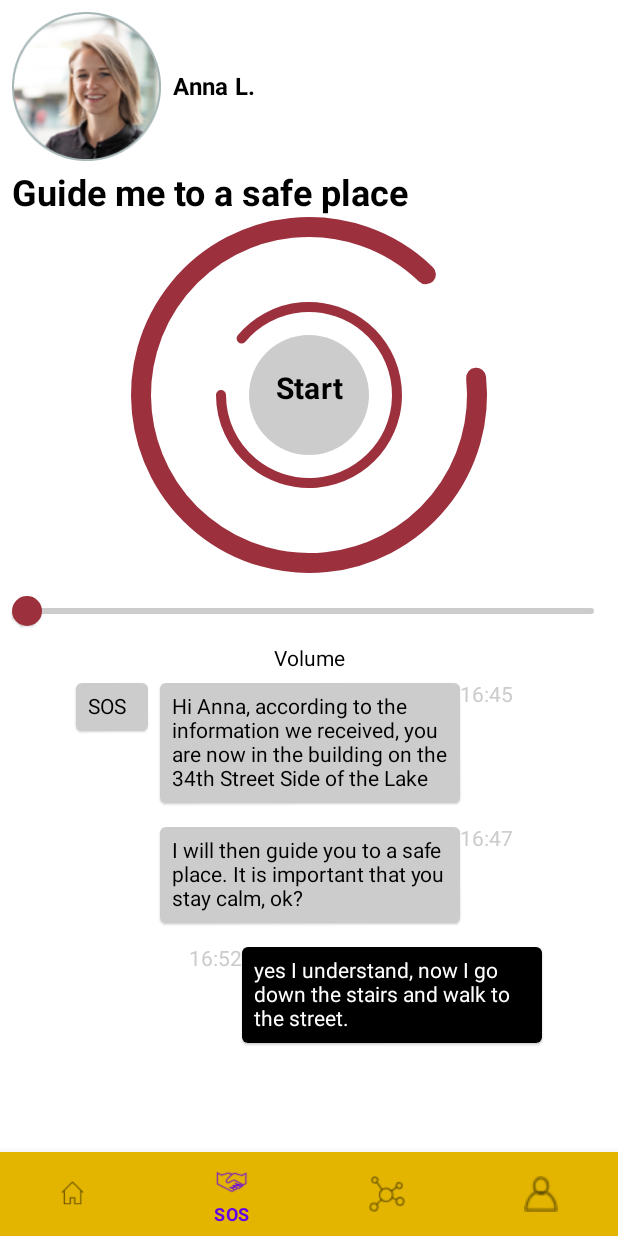
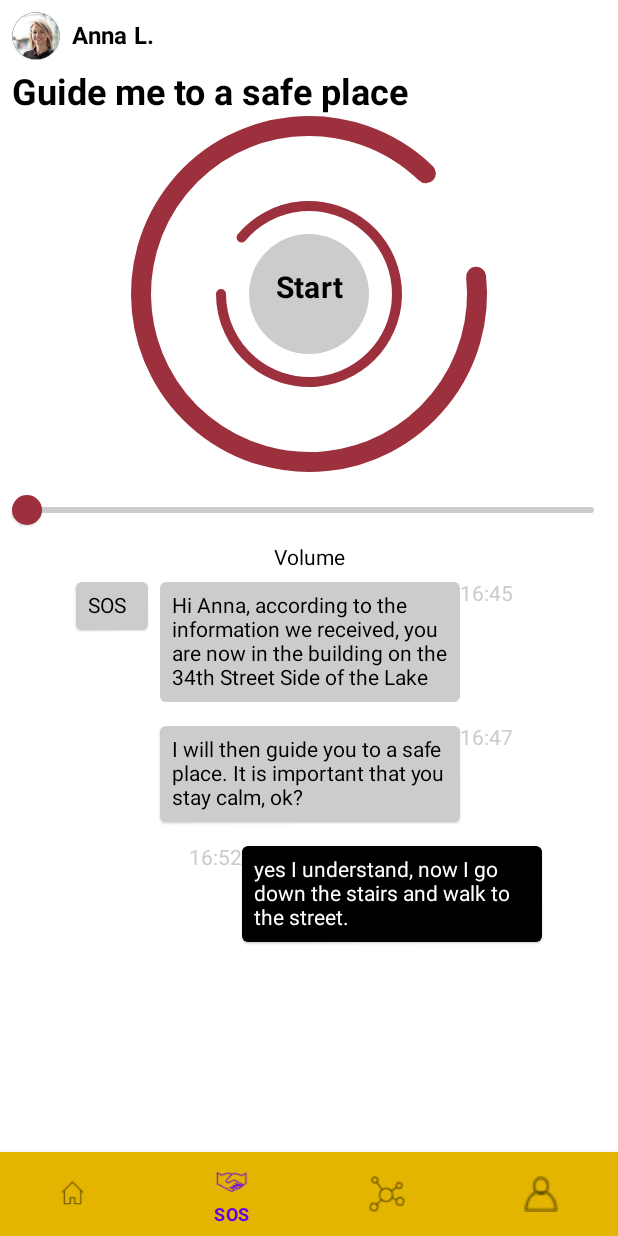
Before and after one commit to starsep/floodbusters, an Android app built with Jetpack Compose: the GuidanceFragment screen opened through its navigation route, on a phone screen of 412 x 824 dp. Run offline under Robolectric (Android 15) with nearby library versions, the phone set to English and light mode, and no system bars; our stand-ins replace constraintlayout-compose, navigation-ui.

Commit message:
Shared AvatarHeader

```diff
--- /dev/null
+++ b/android/app/src/main/java/org/example/floodbusters/dataholder/User.kt
@@ -0,0 +1,3 @@
+package org.example.floodbusters.dataholder
+
+data class User(val name: String)
--- /dev/null
+++ b/android/app/src/main/java/org/example/floodbusters/ui/AvatarHeader.kt
@@ -0,0 +1,42 @@
+package org.example.floodbusters.ui
+
+import androidx.compose.foundation.Image
+import androidx.compose.foundation.layout.Row
+import androidx.compose.foundation.layout.padding
+import androidx.compose.foundation.layout.size
+import androidx.compose.material.MaterialTheme
+import androidx.compose.material.Text
+import androidx.compose.runtime.Composable
+import androidx.compose.ui.Modifier
+import androidx.compose.ui.graphics.painter.Painter
+import androidx.compose.ui.res.painterResource
+import androidx.compose.ui.text.font.FontWeight
+import androidx.compose.ui.unit.dp
+import androidx.constraintlayout.compose.ConstraintLayout
+import org.example.floodbusters.R
+import org.example.floodbusters.dataholder.User
+
+@Composable
+fun AvatarHeader(user: User, modifier: Modifier) {
+    val image: Painter = painterResource(id = R.drawable.user_avatar)
+    ConstraintLayout(modifier = modifier) {
+        val (avatar, name) = createRefs()
+        Image(painter = image, contentDescription = "user avatar",
+            Modifier
+                .padding(8.dp)
+                .size(32.dp)
+                .constrainAs(avatar) {
+                    top.linkTo(parent.top)
+                    start.linkTo(parent.start)
+                })
+        Text(
+            user.name,
+            Modifier.constrainAs(name) {
+                top.linkTo(avatar.top)
+                bottom.linkTo(avatar.bottom)
+                start.linkTo(avatar.end)
+            },
+            style = MaterialTheme.typography.subtitle1, fontWeight = FontWeight.Bold,
+        )
+    }
+}
--- a/android/app/src/main/java/org/example/floodbusters/ui/guidance/GuidanceScreen.kt
+++ b/android/app/src/main/java/org/example/floodbusters/ui/guidance/GuidanceScreen.kt
@@ -28,6 +28,8 @@ import androidx.compose.ui.unit.dp
 import androidx.constraintlayout.compose.ConstraintLayout
 import kotlinx.coroutines.isActive
 import org.example.floodbusters.R
+import org.example.floodbusters.dataholder.User
+import org.example.floodbusters.ui.AvatarHeader
 
 data class Message(val sos: Boolean, val text: String, val time: String, val incoming: Boolean)
 
@@ -38,7 +40,6 @@ fun GuidanceScreen() {
     val angle1 = remember { Animatable(initialValue = 160f) }
     val angle2 = remember { Animatable(initialValue = 220f) }
     val angle3 = remember { Animatable(initialValue = 300f) }
-    data class User(val name: String)
     val user = User(name = "Anna L.")
     val volume = remember { mutableStateOf(0f) }
     val messages = listOf(
@@ -47,25 +48,16 @@ fun GuidanceScreen() {
         Message(sos = false, text = "yes I understand, now I go down the stairs and walk to the street.", time = "16:52", incoming = false),
     )
 
-    val image: Painter = painterResource(id = R.drawable.user_avatar)
     ConstraintLayout(Modifier.background(color = Color.White)) {
-        val (avatar, name, guide, rings, startButton, volumeSlider, volumeLabel, chat) = createRefs()
-        Image(painter = image, contentDescription = "user avatar",
-            Modifier
-                .constrainAs(avatar) {
-                    top.linkTo(parent.top)
-                    start.linkTo(parent.start)
-                }
-                .padding(8.dp))
-        Text(user.name, Modifier.constrainAs(name) {
-            top.linkTo(avatar.top)
-            bottom.linkTo(avatar.bottom)
-            start.linkTo(avatar.end)
-        }, style = MaterialTheme.typography.subtitle1, fontWeight = FontWeight.Bold,)
+        val (avatarHeader, guide, rings, startButton, volumeSlider, volumeLabel, chat) = createRefs()
+        AvatarHeader(user = user, modifier = Modifier.constrainAs(avatarHeader) {
+            top.linkTo(parent.top)
+            start.linkTo(parent.start)
+        })
         Text("Guide me to a safe place",
             Modifier
                 .constrainAs(guide) {
-                    top.linkTo(avatar.bottom)
+                    top.linkTo(avatarHeader.bottom)
                     start.linkTo(parent.start)
                 }
                 .padding(horizontal = 8.dp),
--- a/android/app/src/main/java/org/example/floodbusters/ui/home/HomeFragment.kt
+++ b/android/app/src/main/java/org/example/floodbusters/ui/home/HomeFragment.kt
@@ -8,13 +8,16 @@ import android.widget.AdapterView
 import android.widget.ArrayAdapter
 import android.widget.ListView
 import android.widget.TextView
+import androidx.compose.ui.Modifier
 import androidx.fragment.app.Fragment
 import androidx.lifecycle.Observer
 import androidx.lifecycle.ViewModelProvider
 import org.example.floodbusters.DataHolderAdapter
 import org.example.floodbusters.R
 import org.example.floodbusters.databinding.FragmentHomeBinding
+import org.example.floodbusters.dataholder.User
 import org.example.floodbusters.dataholder.WarningItemDataHolder
+import org.example.floodbusters.ui.AvatarHeader
 
 class HomeFragment : Fragment() {
 
@@ -36,9 +39,10 @@ class HomeFragment : Fragment() {
         _binding = FragmentHomeBinding.inflate(inflater, container, false)
         val root: View = binding.root
 
-        val textView: TextView = binding.textView
-        homeViewModel.text.observe(viewLifecycleOwner, Observer {
-            textView.text = it
+        homeViewModel.text.observe(viewLifecycleOwner, {
+            binding.avatarHeader.setContent {
+                AvatarHeader(User(name = it), modifier = Modifier)
+            }
         })
 
         val listView: ListView = binding.listView
```
Also changed, not shown: android/app/src/main/res/layout/fragment_home.xml (+5 -17 lines), android/app/src/main/res/drawable/helene_1.png (deleted).
